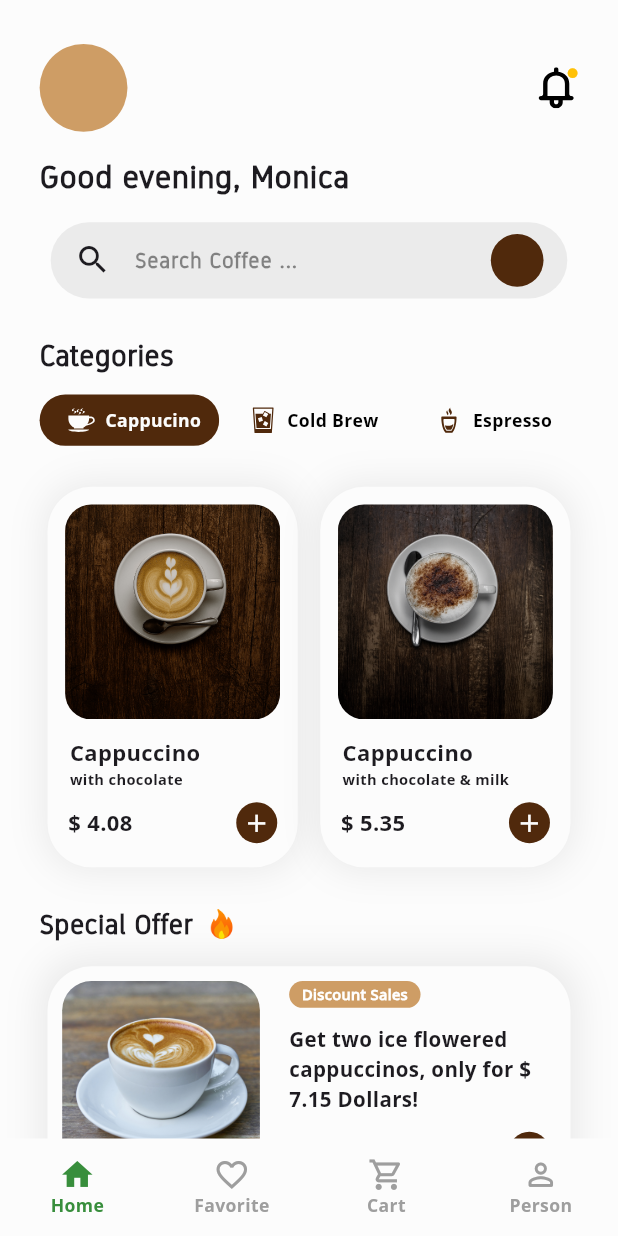
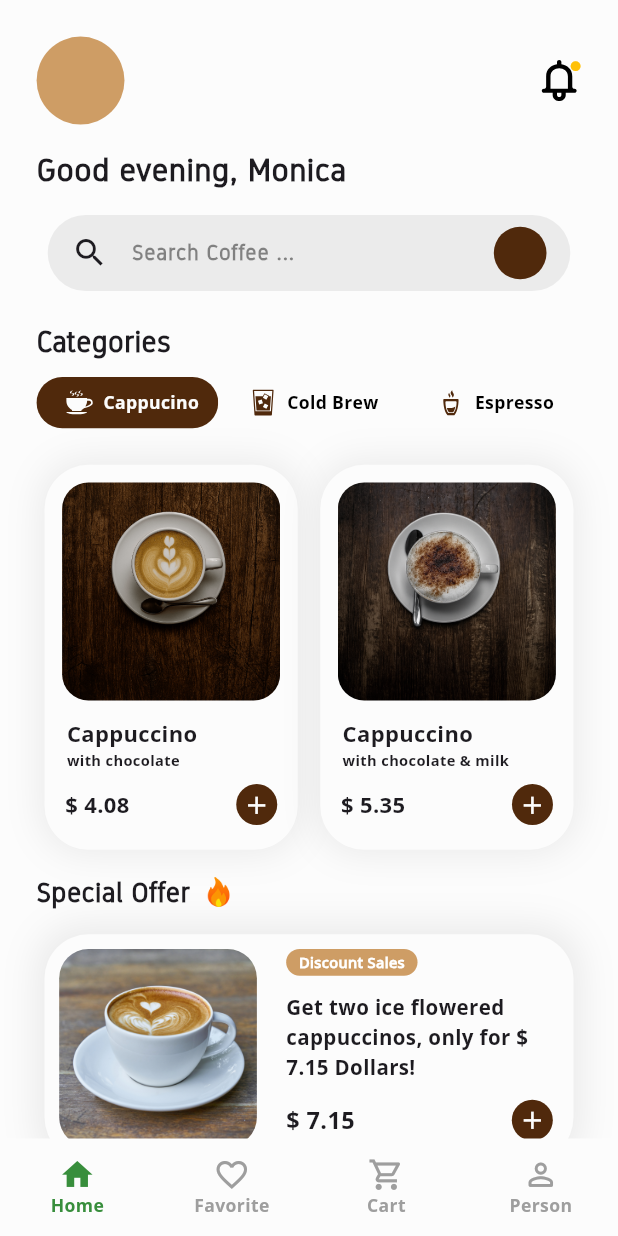
Before and after one commit to AmirRezaAlami/design-to-code-2, a Flutter app: the HomeScreen screen opened directly, on a phone screen of 412 x 824 dp. Run offline on Flutter 3.47's test engine with Material 3 defaults, Android fonts, the phone set to English and light mode, and no system bars; drawn by our look-alikes of extended_image; our stand-ins replace blurrycontainer, flutter_screenutil, flutter_svg, get.

Commit message:
Resize home screen layout spaces

```diff
--- a/lib/views/screens/home_screen.dart
+++ b/lib/views/screens/home_screen.dart
@@ -37,16 +37,16 @@ class HomeScreen extends StatelessWidget {
     return SafeArea(
       child: SingleChildScrollView(
         child: Padding(
-          padding: EdgeInsets.symmetric(horizontal: 25.w),
+          padding: EdgeInsets.symmetric(horizontal: 25.r),
           child: Column(
             children: [
-              SizedBox(height: 30.h),
+              SizedBox(height: 25.r),
               _getHeader(),
               SizedBox(height: 15.h),
               _getSearchBar(),
-              SizedBox(height: 25.h),
+              SizedBox(height: 20.h),
               _getMenu(categoryController),
-              SizedBox(height: 25.h),
+              SizedBox(height: 15.h),
               _getSpecialOffer(),
             ],
           ),
@@ -165,9 +165,9 @@ class HomeScreen extends StatelessWidget {
             fontWeight: FontWeight.bold,
           ),
         ),
-        SizedBox(height: 12.h),
+        SizedBox(height: 10.h),
         _categoriesRow(categoryController),
-        SizedBox(height: 28.h),
+        SizedBox(height: 25.h),
         _productsList(categoryController),
       ],
     );
@@ -268,7 +268,7 @@ class HomeScreen extends StatelessWidget {
       about: '-',
     );
     return Padding(
-      padding: EdgeInsets.only(bottom: 20.h),
+      padding: EdgeInsets.only(bottom: 25.h),
       child: Column(
         crossAxisAlignment: CrossAxisAlignment.stretch,
         children: [
```
